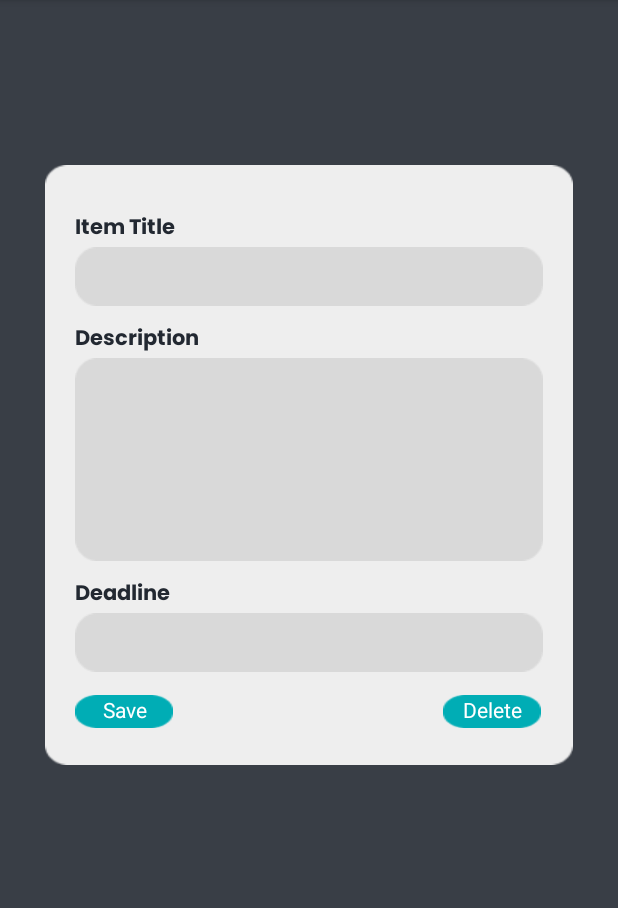
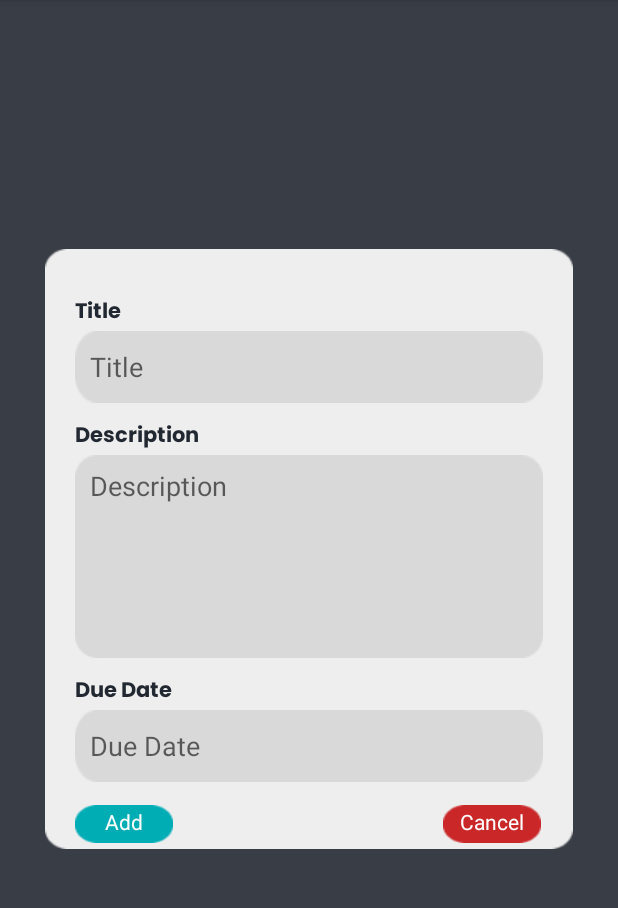
Before and after one commit to TiaraKesuma/Kelompok-Empat, an Android app: the AddActivity screen opened directly, with no data from a screen before it, on a phone screen of 412 x 824 dp, the part 84-992 px from its top. Run offline under Robolectric (Android 15) with nearby library versions, the phone set to English and light mode, and no system bars.

Commit message:
Update layouts

```diff
--- a/app/src/main/res/layout/activity_add.xml
+++ b/app/src/main/res/layout/activity_add.xml
@@ -7,13 +7,23 @@
     android:orientation="vertical"
     android:padding="10dp"
     android:background="@color/mainbackground"
-    tools:context=".ListActivity">
+    tools:context=".AddActivity">
 
+    <TextView
+        android:id="@+id/dialog_title"
+        android:layout_width="match_parent"
+        android:layout_height="wrap_content"
+        android:layout_marginTop="70dp"
+        android:layout_marginBottom="30dp"
+        android:textAlignment="center"
+        android:textSize="32sp"
+        android:fontFamily="@font/poppins_bold"
+        android:textColor="@color/white"
+        android:textColorHint="@color/white"
+        tools:hint="Add Task" />
     <LinearLayout
         android:layout_width="match_parent"
         android:layout_height="400dp"
-        android:layout_marginTop="40dp"
-        android:layout_marginVertical="100dp"
         android:background="@drawable/bgadd"
         android:layout_marginHorizontal="20dp"
         android:orientation="vertical">
@@ -25,47 +35,59 @@
                 android:layout_height="wrap_content"
                 android:orientation="vertical">
                 <TextView
+                    android:id="@+id/item_title"
                     android:layout_width="wrap_content"
                     android:layout_height="wrap_content"
                     android:layout_marginTop="30dp"
-                    android:layout_marginLeft="20dp"
-                    android:text="Item Title"
+                    android:layout_marginStart="20dp"
+                    android:text="@string/item_title"
                     android:fontFamily="@font/poppins_bold"
-                    android:textColor="@color/maintext"
-                    />
+                    android:textColor="@color/maintext" />
                 <EditText
                     android:layout_width="match_parent"
                     android:layout_height="wrap_content"
+                    android:layout_marginHorizontal="20dp"
                     android:background="@drawable/bgtitle"
-                    android:layout_marginHorizontal="20dp"/>
+                    android:paddingHorizontal="10dp"
+                    android:hint="@string/item_title"
+                    android:minHeight="48dp" />
+
                 <TextView
                     android:layout_width="wrap_content"
                     android:layout_height="wrap_content"
                     android:layout_marginTop="10dp"
-                    android:layout_marginLeft="20dp"
-                    android:text="Description"
+                    android:layout_marginStart="20dp"
+                    android:text="@string/item_description"
                     android:fontFamily="@font/poppins_bold"
-                    android:textColor="@color/maintext"
-                    />
+                    android:textColor="@color/maintext" />
                 <EditText
+                    android:id="@+id/item_description"
                     android:layout_width="match_parent"
                     android:layout_height="wrap_content"
                     android:background="@drawable/bgdeskripsi"
+                    android:paddingHorizontal="10dp"
+                    android:paddingVertical="8dp"
+                    android:hint="@string/item_description"
+                    android:gravity="top"
                     android:layout_marginHorizontal="20dp"/>
+
                 <TextView
                     android:layout_width="wrap_content"
                     android:layout_height="wrap_content"
                     android:layout_marginTop="10dp"
-                    android:layout_marginLeft="20dp"
-                    android:text="Deadline"
+                    android:layout_marginStart="20dp"
+                    android:text="@string/item_due_date"
                     android:fontFamily="@font/poppins_bold"
-                    android:textColor="@color/maintext"
-                    />
+                    android:textColor="@color/maintext" />
                 <EditText
+                    android:id="@+id/item_due_date"
                     android:layout_width="match_parent"
                     android:layout_height="wrap_content"
+                    android:layout_marginHorizontal="20dp"
                     android:background="@drawable/bgtitle"
-                    android:layout_marginHorizontal="20dp"/>
+                    android:hint="@string/item_due_date"
+                    android:minHeight="48dp"
+                    android:paddingHorizontal="10dp" />
             </LinearLayout>
         </FrameLayout>
         <FrameLayout
@@ -78,30 +100,27 @@
                 android:orientation="horizontal">
                 <TextView
                     android:layout_width="wrap_content"
-                    android:layout_height="22dp"
+                    android:layout_height="25dp"
                     android:background="@drawable/kotakdelete"
-                    android:text="Save"
+                    android:text="@string/add"
                     android:textColor="@color/white"
                     android:textAlignment="center"
+                    android:paddingTop="1dp"
                     android:layout_marginHorizontal="20dp"
-                    android:layout_marginTop="15dp"
-
-                    />
+                    android:layout_marginTop="15dp" />
                 <TextView
                     android:layout_width="wrap_content"
-                    android:layout_height="22dp"
+                    android:layout_height="25dp"
                     android:background="@drawable/kotakdelete"
-                    android:text="Delete"
+                    android:backgroundTint="@color/merahcancelculture"
+                    android:text="@string/cancel"
                     android:textColor="@color/white"
                     android:textAlignment="center"
-                    android:layout_marginLeft="160dp"
-                    android:layout_marginTop="15dp"
-
-                    />
+                    android:paddingTop="1dp"
+                    android:layout_marginStart="160dp"
+                    android:layout_marginTop="15dp" />
             </LinearLayout>
         </FrameLayout>
-
-        />
     </LinearLayout>
 
 </LinearLayout>
--- a/app/src/main/res/values/colors.xml
+++ b/app/src/main/res/values/colors.xml
@@ -10,4 +10,5 @@
     <color name="maintext">#222831</color>
     <color name="mainbackground">#393E46</color>
     <color name="birumain">#00ADB5</color>
+    <color name="merahcancelculture">#CA2828</color>
 </resources>
--- a/app/src/main/res/values/strings.xml
+++ b/app/src/main/res/values/strings.xml
@@ -2,4 +2,12 @@
     <string name="app_name">Trollo</string>
     <!-- TODO: Remove or change this placeholder text -->
     <string name="hello_blank_fragment">Hello blank fragment</string>
+    <string name="search">search</string>
+    <string name="plus">+</string>
+    <string name="main_title">My Tasks</string>
+    <string name="item_title">Title</string>
+    <string name="item_description">Description</string>
+    <string name="item_due_date">Due Date</string>
+    <string name="cancel">Cancel</string>
+    <string name="add">Add</string>
 </resources>
```
Also changed, not shown: app/src/main/res/layout/activity_main.xml (+72 -4 lines), app/src/main/res/layout/task_item.xml (added, +63 -0 lines), app/src/main/res/layout/task_list_content.xml (added, +15 -0 lines), app/src/main/res/drawable/bgsearch.png, app/src/main/res/drawable/close.png (added).
